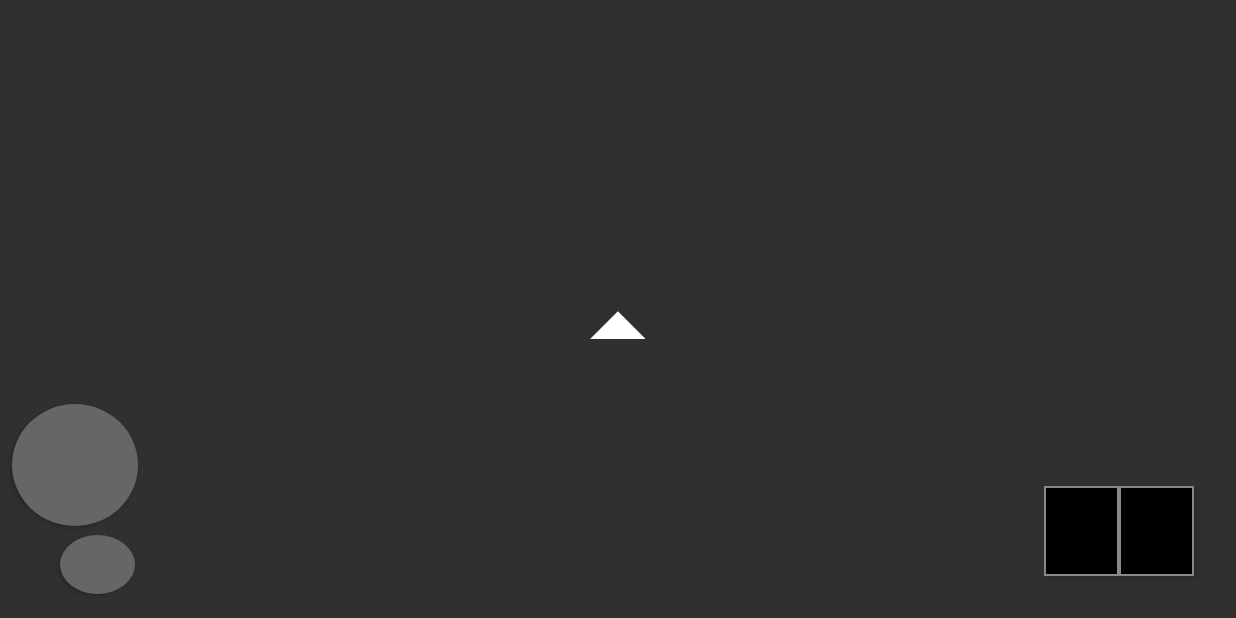
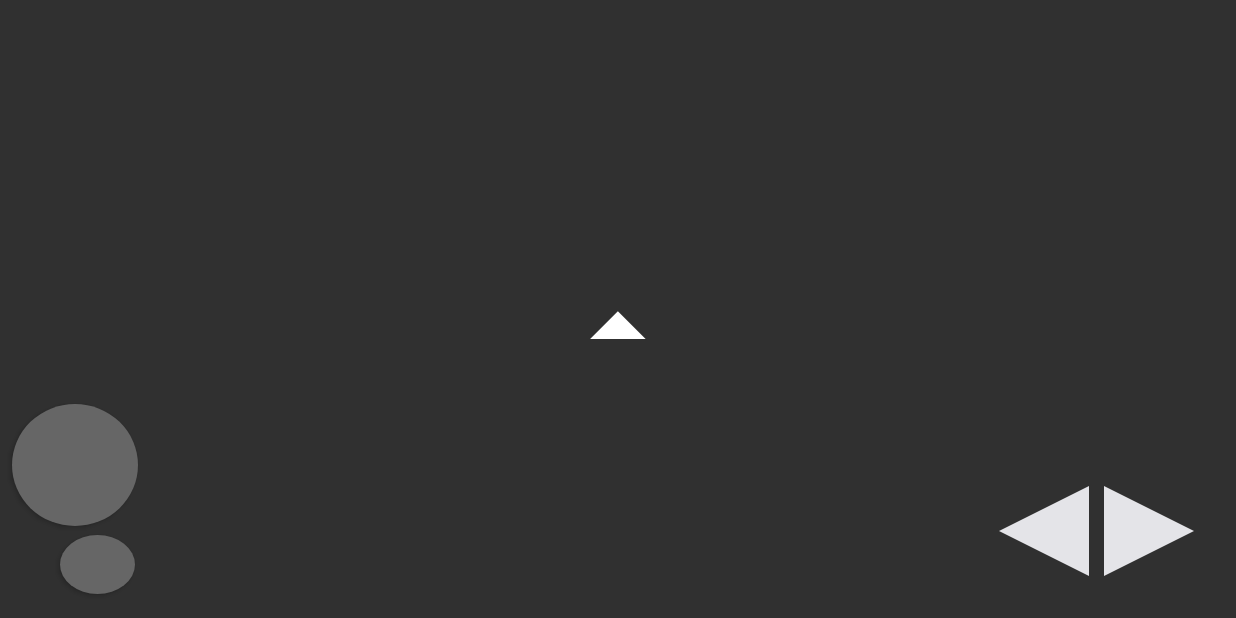
Before and after one commit to AmacsOE/SpaceShooter, an Android app: the screen it shows after launch (MainActivity), on a phone screen of 824 x 412 dp (held sideways). Run offline under Robolectric (Android 15) with nearby library versions, the phone set to English and light mode, and no system bars; 1 statement that could not run was skipped.

Commit message:
irányítófelület

```diff
--- a/app/build.gradle
+++ b/app/build.gradle
@@ -25,4 +25,5 @@ dependencies {
     testImplementation 'junit:junit:4.12'
     androidTestImplementation 'com.android.support.test:runner:1.0.1'
     androidTestImplementation 'com.android.support.test.espresso:espresso-core:3.0.1'
+    implementation 'com.android.support:recyclerview-v7:26.1.0'
 }
--- /dev/null
+++ b/app/src/main/res/drawable/arrow.xml
@@ -0,0 +1,9 @@
+<?xml version="1.0" encoding="utf-8"?>
+<vector xmlns:android="http://schemas.android.com/apk/res/android"
+    android:width="32dp"
+    android:height="24dp"
+    android:viewportWidth="32.0"
+    android:viewportHeight="24.0">
+    <path android:fillColor="#e4e4e8"
+        android:pathData="M0 0 h32 l-16 24 Z"/>
+</vector>
--- a/app/src/main/res/layout/activity_main.xml
+++ b/app/src/main/res/layout/activity_main.xml
@@ -45,23 +45,26 @@
 
     <Button
         android:id="@+id/balra_fordul"
-        android:layout_width="50dp"
+        android:layout_width="60dp"
         android:layout_height="60dp"
         android:layout_marginBottom="28dp"
-        android:layout_marginEnd="0dp"
-        android:background="@drawable/fordul_drawable"
+        android:layout_marginEnd="10dp"
+        android:background="@drawable/arrow"
         app:layout_constraintBottom_toBottomOf="parent"
-        app:layout_constraintEnd_toStartOf="@+id/jobbra_fordul" />
+        app:layout_constraintEnd_toStartOf="@+id/jobbra_fordul"
+        android:rotation="90"/>
 
     <Button
         android:id="@+id/jobbra_fordul"
-        android:layout_width="50dp"
+        android:layout_width="60dp"
         android:layout_height="60dp"
         android:layout_marginBottom="28dp"
         android:layout_marginEnd="28dp"
-        android:background="@drawable/fordul_drawable"
+        android:background="@drawable/arrow"
         app:layout_constraintBottom_toBottomOf="parent"
-        app:layout_constraintEnd_toEndOf="parent" />
+        app:layout_constraintEnd_toEndOf="parent"
+        android:rotation="-90"
+        />
 
 
 
--- a/app/src/main/res/values/colors.xml
+++ b/app/src/main/res/values/colors.xml
@@ -3,4 +3,6 @@
     <color name="colorPrimary">#3F51B5</color>
     <color name="colorPrimaryDark">#303F9F</color>
     <color name="colorAccent">#FF4081</color>
+    <color name="arrowColor">#ffffff</color>
+    <color name="arrowStroke">#111111</color>
 </resources>
--- a/build.gradle
+++ b/build.gradle
@@ -7,7 +7,7 @@ buildscript {
         jcenter()
     }
     dependencies {
-        classpath 'com.android.tools.build:gradle:3.0.1'
+        classpath 'com.android.tools.build:gradle:3.1.2'
 
 
         // NOTE: Do not place your application dependencies here; they belong
```
Also changed, not shown: gradle/wrapper/gradle-wrapper.properties.
